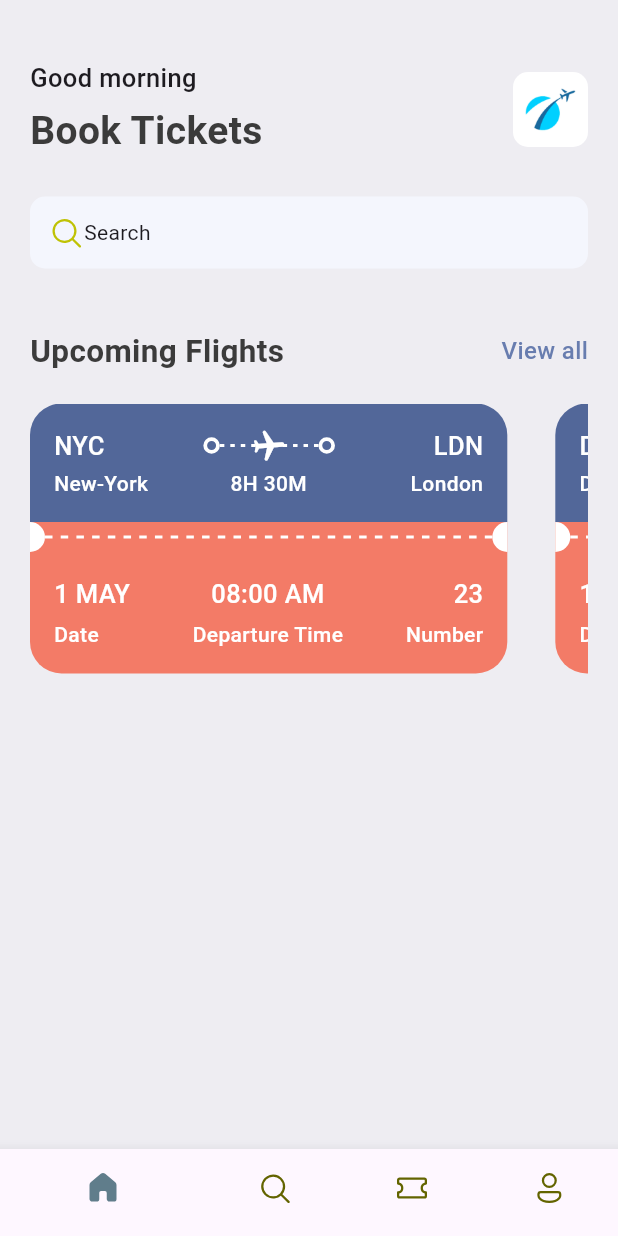
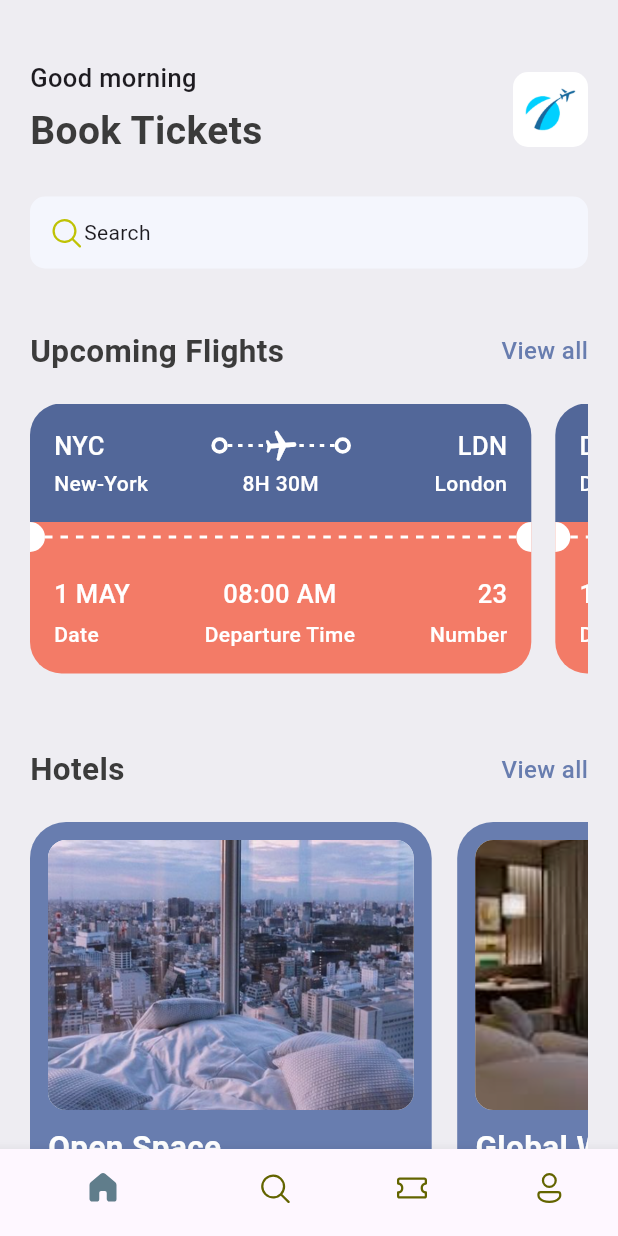
Before and after one commit to Harshit2756/Flutter_ticket_app, a Flutter app: the screen it shows after launch, on a phone screen of 412 x 824 dp. Run offline on Flutter 3.47's test engine with Material 3 defaults, Android fonts, the light colour scheme and no system bars; our stand-ins replace fluentui_icons.

Commit message:
home screen completed

```diff
--- a/lib/base/bottom_nav_bar.dart
+++ b/lib/base/bottom_nav_bar.dart
@@ -1,6 +1,6 @@
 import 'package:fluentui_icons/fluentui_icons.dart';
 import 'package:flutter/material.dart';
-import 'package:ticket_app/screens/home_screen.dart';
+import 'package:ticket_app/screens/home/home_screen.dart';
 
 class BottomNavBar extends StatefulWidget {
   const BottomNavBar({super.key});
--- a/lib/base/res/media.dart
+++ b/lib/base/res/media.dart
@@ -1,4 +1,6 @@
 class AppMedia {
   static const _baseImage = "assets/images";
   static const logo = "$_baseImage/logo.png";
+
+  static const hotelRoom = "$_baseImage/hotel_room.png";
 }
--- /dev/null
+++ b/lib/base/res/routes/routes.dart
@@ -0,0 +1,36 @@
+import 'package:flutter/material.dart';
+
+import '../../../screens/home/all_tickets.dart';
+import '../../../screens/home/home_screen.dart';
+import '../../bottom_nav_bar.dart';
+import 'routes_name.dart';
+
+class Routes {
+  // intital route
+  static Route<dynamic> onGenerateRoute(RouteSettings settings) {
+    switch (settings.name) {
+      case RoutesName.initial:
+        return MaterialPageRoute(builder: (_) => const BottomNavBar());
+      case RoutesName.homePage:
+        return MaterialPageRoute(builder: (_) => const HomeScreen());
+      case RoutesName.allTickets:
+        return MaterialPageRoute(builder: (_) => const AllTickets());
+      // case RoutesName.allHotels:
+      // return MaterialPageRoute(builder: (_) => const HomeScreen());
+      // case RoutesName.allFlights:
+      // return MaterialPageRoute(builder: (_) => const HomeScreen());
+      // case RoutesName.hotelDetail:
+      // return MaterialPageRoute(builder: (_) => const HomeScreen());
+      // case RoutesName.ticketScreen:
+      // return MaterialPageRoute(builder: (_) => const HomeScreen());
+      default:
+        return MaterialPageRoute(
+          builder: (_) => Scaffold(
+            body: Center(
+              child: Text('No route defined for ${settings.name}'),
+            ),
+          ),
+        );
+    }
+  }
+}
--- /dev/null
+++ b/lib/base/res/routes/routes_name.dart
@@ -0,0 +1,13 @@
+class RoutesName {
+  static const initial = "/";
+
+  static const homePage = "/home_page";
+
+  static const allTickets = "/all_tickets";
+
+  static const ticketScreen = "/ticket_screen";
+
+  static const allHotels = "/all_hotels";
+
+  static const hotelDetail = "/hotel_detail";
+}
--- a/lib/base/utils/app_json.dart
+++ b/lib/base/utils/app_json.dart
@@ -72,21 +72,33 @@ List<Map<String, dynamic>> ticketList = [
 ];
 List<Map<String, dynamic>> hotelList = [
   {
-    'image': 'one.png',
+    'image': 'hotel_room_1.png',
     'place': 'Open Space',
     'destination': 'London',
     'price': 25
   },
   {
-    'image': 'two.png',
+    'image': 'hotel_room_view_1.png',
     'place': 'Global Will',
     'destination': 'London',
     'price': 40
   },
   {
-    'image': 'three.png',
+    'image': 'hotel_room_view_2.png',
     'place': 'Tallest Building',
     'destination': 'Dubai',
     'price': 68
   },
+  {
+    'image': 'hotel_room_3.png',
+    'place': 'Colosseum',
+    'destination': 'Rome',
+    'price': 15
+  },
+  {
+    'image': 'hotel_room.png',
+    'place': 'Global Will',
+    'destination': 'London',
+    'price': 40
+  },
 ];
--- a/lib/base/widgets/section_heading.dart
+++ b/lib/base/widgets/section_heading.dart
@@ -4,11 +4,12 @@ import '../res/styles/app_styles.dart';
 
 class SectionHeading extends StatelessWidget {
   final String title, actionText;
-
+  final void Function()? onTap;
   const SectionHeading({
     super.key,
+    this.actionText = "View all",
+    this.onTap,
     required this.title,
-    this.actionText = "View all",
   });
 
   @override
@@ -21,7 +22,7 @@ class SectionHeading extends StatelessWidget {
           style: AppStyles.headLineStyle2,
         ),
         InkWell(
-          onTap: () {},
+          onTap: onTap,
           child: Text(
             actionText,
             style: AppStyles.textStyle.copyWith(
--- a/lib/main.dart
+++ b/lib/main.dart
@@ -1,6 +1,7 @@
 import 'package:flutter/material.dart';
 
-import 'base/bottom_nav_bar.dart';
+import 'base/res/routes/routes.dart';
+import 'base/res/routes/routes_name.dart';
 
 void main() {
   runApp(const MyApp());
@@ -13,7 +14,9 @@ class MyApp extends StatelessWidget {
   Widget build(BuildContext context) {
     return const MaterialApp(
       debugShowCheckedModeBanner: false,
-      home: BottomNavBar(),
+      title: 'Ticket App',
+      initialRoute: RoutesName.initial,
+      onGenerateRoute: Routes.onGenerateRoute,
     );
   }
 }
--- /dev/null
+++ b/lib/screens/home/all_tickets.dart
@@ -0,0 +1,28 @@
+import 'package:flutter/material.dart';
+import 'package:ticket_app/screens/home/widget/ticket/ticket_card.dart';
+
+import '../../base/utils/app_json.dart';
+
+class AllTickets extends StatelessWidget {
+  const AllTickets({super.key});
+
+  @override
+  Widget build(BuildContext context) {
+    return Scaffold(
+      appBar: AppBar(
+        title: const Text('All Tickets'),
+      ),
+      body: ListView(
+        children: ticketList
+            .map(
+              (ticket) => Padding(
+                padding:
+                    const EdgeInsets.symmetric(horizontal: 20, vertical: 10),
+                child: TicketCard(ticket: ticket, isFullSize: true),
+              ),
+            )
+            .toList(),
+      ),
+    );
+  }
+}
--- a/lib/screens/home_screen.dart
+++ b/lib/screens/home/home_screen.dart
@@ -3,9 +3,11 @@ import 'package:flutter/material.dart';
 import 'package:ticket_app/base/res/media.dart';
 import 'package:ticket_app/base/res/styles/app_styles.dart';
 import 'package:ticket_app/base/utils/app_json.dart';
+import 'package:ticket_app/screens/home/widget/hotel/hotel_card.dart';
 import 'package:ticket_app/base/widgets/section_heading.dart';
 
-import '../base/widgets/ticket/ticket_card.dart';
+import '../../base/res/routes/routes_name.dart';
+import 'widget/ticket/ticket_card.dart';
 
 class HomeScreen extends StatefulWidget {
   const HomeScreen({super.key});
@@ -69,16 +71,33 @@ class _HomeScreenState extends State<HomeScreen> {
                   ),
                 ),
                 const SizedBox(height: 40),
-                const SectionHeading(title: "Upcoming Flights"),
+                SectionHeading(
+                  title: "Upcoming Flights",
+                  onTap: () =>
+                      Navigator.pushNamed(context, RoutesName.allTickets),
+                ),
                 const SizedBox(height: 20),
                 SingleChildScrollView(
                   scrollDirection: Axis.horizontal,
                   child: Row(
                     children: ticketList
                         .take(3)
-                        .map(
-                          (ticket) => TicketCard(ticket: ticket),
-                        )
+                        .map((ticket) => TicketCard(ticket: ticket))
+                        .toList(),
+                  ),
+                ),
+                const SizedBox(height: 40),
+                SectionHeading(
+                    title: "Hotels",
+                    onTap: () =>
+                        Navigator.pushNamed(context, RoutesName.allHotels)),
+                const SizedBox(height: 20),
+                SingleChildScrollView(
+                  scrollDirection: Axis.horizontal,
+                  child: Row(
+                    children: hotelList
+                        .take(3)
+                        .map((hotel) => HotelCard(hotel: hotel))
                         .toList(),
                   ),
                 ),
--- /dev/null
+++ b/lib/screens/home/widget/hotel/hotel_card.dart
@@ -0,0 +1,61 @@
+import 'package:flutter/material.dart';
+import 'package:ticket_app/base/res/styles/app_styles.dart';
+
+class HotelCard extends StatelessWidget {
+  final Map<String, dynamic> hotel;
+
+  const HotelCard({super.key, required this.hotel});
+
+  @override
+  Widget build(BuildContext context) {
+    final size = MediaQuery.of(context).size;
+    return Container(
+        height: 350,
+        width: size.width * 0.65,
+        padding: const EdgeInsets.all(12),
+        margin: const EdgeInsets.only(right: 17),
+        decoration: BoxDecoration(
+          color: AppStyles.primaryColor,
+          borderRadius: BorderRadius.circular(24),
+        ),
+        child: Column(
+          crossAxisAlignment: CrossAxisAlignment.start,
+          children: [
+            Container(
+              height: 180,
+              decoration: BoxDecoration(
+                color: Colors.white,
+                borderRadius: BorderRadius.circular(12),
+                image: DecorationImage(
+                  fit: BoxFit.cover,
+                  image: AssetImage(
+                    "assets/images/${hotel['image']}",
+                  ),
+                ),
+              ),
+            ),
+            const SizedBox(height: 10),
+            Text(
+              hotel['place'],
+              style: AppStyles.headLineStyle2.copyWith(
+                color: Colors.white,
+              ),
+            ),
+            const SizedBox(height: 5),
+            Text(
+              hotel['destination'],
+              style: AppStyles.headLineStyle3.copyWith(
+                color: Colors.white,
+              ),
+            ),
+            const SizedBox(height: 5),
+            Text(
+              '\$${hotel['price']} / night',
+              style: AppStyles.headLineStyle2.copyWith(
+                color: Colors.white,
+              ),
+            ),
+          ],
+        ));
+  }
+}
--- a/lib/base/widgets/ticket/ticket_card.dart
+++ b/lib/screens/home/widget/ticket/ticket_card.dart
@@ -1,15 +1,16 @@
 import 'package:flutter/material.dart';
 import 'package:ticket_app/base/res/styles/app_styles.dart';
 
-import '../text/text_style_fourth.dart';
-import '../text/text_style_third.dart';
+import '../../../../base/widgets/text/text_style_fourth.dart';
+import '../../../../base/widgets/text/text_style_third.dart';
 import 'app_layoutbuilder_widget.dart';
 import 'big_circle.dart';
 import 'big_dot.dart';
 
 class TicketCard extends StatelessWidget {
   final Map<String, dynamic> ticket;
-  const TicketCard({super.key, required this.ticket});
+  final bool isFullSize;
+  const TicketCard({super.key, required this.ticket, this.isFullSize = false});
 
   @override
   Widget build(BuildContext context) {
@@ -18,10 +19,9 @@ class TicketCard extends StatelessWidget {
       width: size.width * 0.85,
       height: 189,
       child: Container(
-        margin: const EdgeInsets.only(right: 16),
-        padding: const EdgeInsets.only(right: 16),
-        // color: Colors.red,
+        margin: EdgeInsets.only(right: isFullSize ? 0 : 16),
         child: Column(
+          mainAxisSize: MainAxisSize.min,
           children: [
             // blue part
             Container(
```
Also changed, not shown: lib/screens/home/widget/ticket/app_layoutbuilder_widget.dart (renamed from lib/base/widgets/ticket/app_layoutbuilder_widget.dart), lib/screens/home/widget/ticket/big_circle.dart (renamed from lib/base/widgets/ticket/big_circle.dart), lib/screens/home/widget/ticket/big_dot.dart (renamed from lib/base/widgets/ticket/big_dot.dart).
